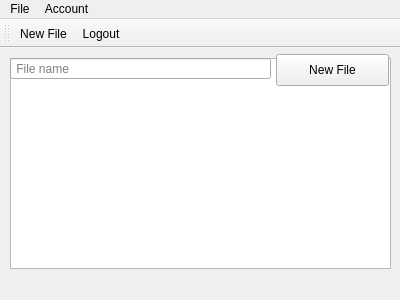
Qt form client/ui/showFiles.ui (s267562/Live-Text-Editor) before a commit.
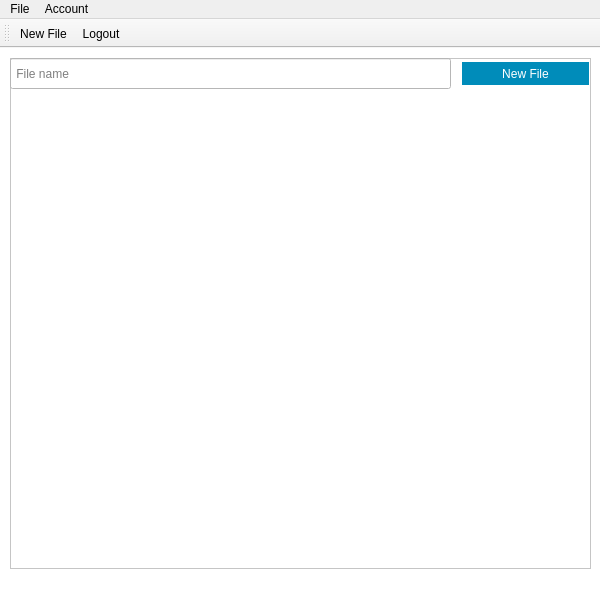
The same form after that commit. Icons and pictures are not drawn.

Commit message: connection, login, registration, showFiles and editor refactor

```diff
--- a/client/ui/showFiles.ui
+++ b/client/ui/showFiles.ui
@@ -6,21 +6,27 @@
    <rect>
     <x>0</x>
     <y>0</y>
-    <width>400</width>
-    <height>300</height>
+    <width>600</width>
+    <height>600</height>
    </rect>
   </property>
   <property name="windowTitle">
    <string>Your Files</string>
   </property>
+  <property name="styleSheet">
+   <string notr="true"/>
+  </property>
   <widget class="QWidget" name="centralWidget">
+   <property name="styleSheet">
+    <string notr="true">background-color: rgb(255, 255, 255);</string>
+   </property>
    <widget class="QListWidget" name="listWidget">
     <property name="geometry">
      <rect>
       <x>10</x>
       <y>10</y>
-      <width>381</width>
-      <height>211</height>
+      <width>581</width>
+      <height>511</height>
      </rect>
     </property>
    </widget>
@@ -29,8 +35,8 @@
      <rect>
       <x>10</x>
       <y>10</y>
-      <width>261</width>
-      <height>21</height>
+      <width>441</width>
+      <height>31</height>
      </rect>
     </property>
     <property name="statusTip">
@@ -52,12 +58,30 @@
    <widget class="QPushButton" name="pushButton_newFile">
     <property name="geometry">
      <rect>
-      <x>276</x>
-      <y>6</y>
-      <width>113</width>
-      <height>32</height>
+      <x>460</x>
+      <y>10</y>
+      <width>131</width>
+      <height>31</height>
      </rect>
     </property>
+    <property name="styleSheet">
+     <string notr="true">QPushButton{  
+background-color: #008CBA;
+border: none;
+color: white;
+text-align: center;
+margin: 4px 2px;
+opacity: 0.6;
+text-decoration: none;
+}
+
+QPushButton:hover
+{
+	background-color: white;
+	border: 1px solid #008CBA;
+	color : #008CBA;
+}</string>
+    </property>
     <property name="text">
      <string>New File</string>
     </property>
@@ -68,7 +92,7 @@
     <rect>
      <x>0</x>
      <y>0</y>
-     <width>400</width>
+     <width>600</width>
      <height>22</height>
     </rect>
    </property>
```
The commit also changes 17 other files.
